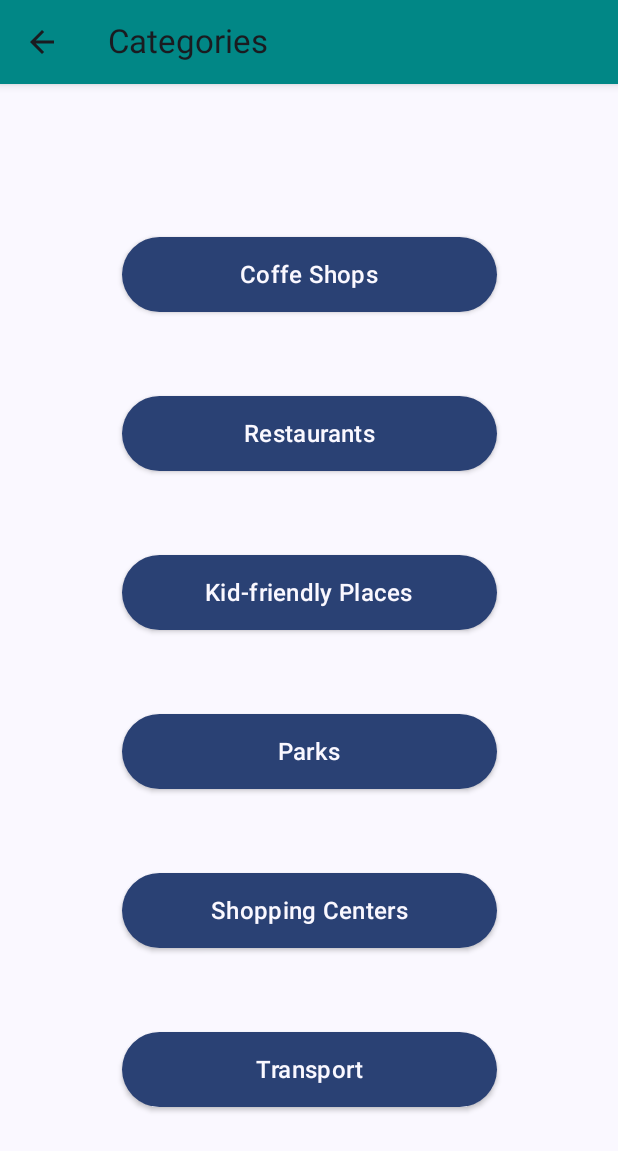
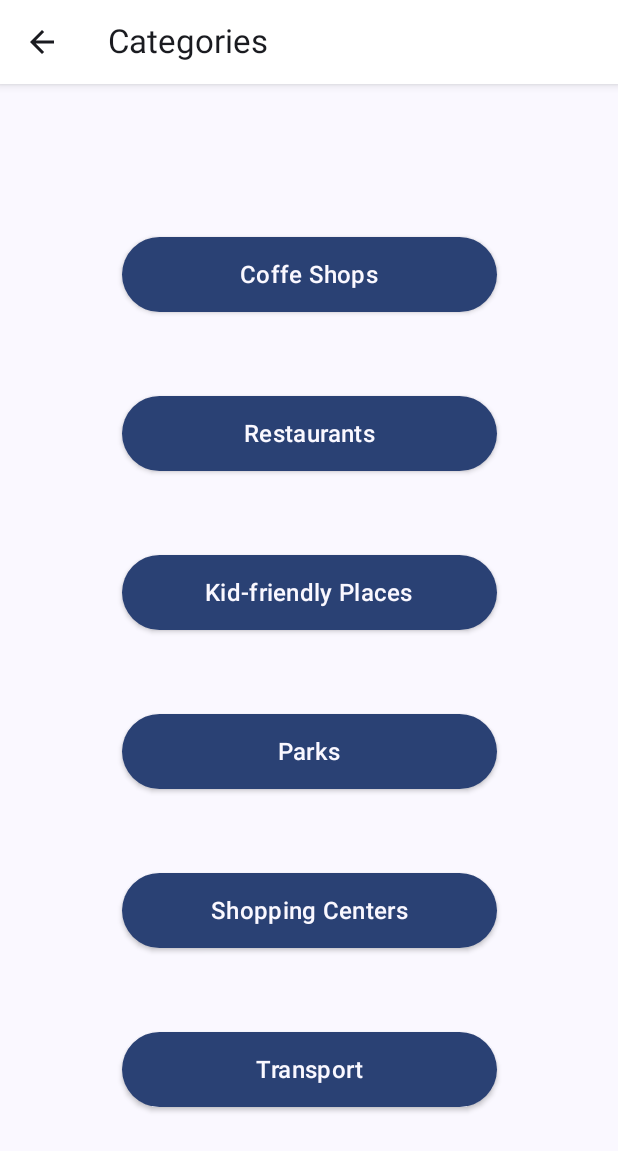
Before and after one commit to Apocalixs-Nick/My-City, an Android app built with Jetpack Compose: the Categories screen opened through its navigation route, on a phone screen of 412 x 824 dp. Shown: the top 1151 px of the screen. Run offline under Robolectric (Android 15) with nearby library versions, the phone set to English and light mode, and no system bars; our stand-ins replace window size class.

Commit message:
Update colors app(dark theme)
Change the color of the app bar based on the phone theme in the dark version

```diff
--- a/app/src/main/java/com/example/mycity/CityScreen.kt
+++ b/app/src/main/java/com/example/mycity/CityScreen.kt
@@ -45,7 +45,7 @@ fun CityAppAppBar(
     modifier: Modifier = Modifier
 ) {
     TopAppBar(
-        backgroundColor = colors.secondaryVariant,
+        backgroundColor = MaterialTheme.colorScheme.onPrimary, //colors.secondaryVariant,
         title = { Text(currentScreenTitle, style = MaterialTheme.typography.titleLarge, color = MaterialTheme.colorScheme.onBackground) },
         modifier = modifier,
         navigationIcon = {
--- a/app/src/main/java/com/example/mycity/ui/test/theme/Color.kt
+++ b/app/src/main/java/com/example/mycity/ui/test/theme/Color.kt
@@ -1,6 +1,9 @@
 package com.example.mycity.ui.test
 
 import androidx.compose.ui.graphics.Color
+
+val Eletric = Color(0xffcdb3ff)
+val DarkEletric = Color(0xff3e00b3)
 
 val Green10 = Color(0xff003314)
 val Green20 = Color(0xff006627)
--- a/app/src/main/res/values-night/themes.xml
+++ b/app/src/main/res/values-night/themes.xml
@@ -2,7 +2,7 @@
 <resources xmlns:tools="http://schemas.android.com/tools">
 
     <style name="Theme.MyCity" parent="android:Theme.Material.Light.NoActionBar">
-        <item name="android:windowBackground">@color/darkgreen</item>
+        <item name="android:windowBackground">@color/darkeletric</item>
         <item name="android:statusBarColor">@color/black</item>
         <item name="android:windowSplashScreenAnimationDuration" tools:targetApi="s">3500</item>
     </style>
--- a/app/src/main/res/values-v23/themes.xml
+++ b/app/src/main/res/values-v23/themes.xml
@@ -2,8 +2,8 @@
 <resources xmlns:tools="http://schemas.android.com/tools">
 
     <style name="Theme.MyCity" parent="android:Theme.Material.Light.NoActionBar">
+        <item name="android:windowBackground">@color/eletric</item>
         <item name="android:statusBarColor">@color/white</item>
-        <item name="android:windowBackground">@color/lightgreen</item>
         <item name="android:windowLightStatusBar">true</item>
         <item name="android:windowSplashScreenAnimationDuration" tools:targetApi="s">3500</item>
     </style>
--- a/app/src/main/res/values/colors.xml
+++ b/app/src/main/res/values/colors.xml
@@ -9,4 +9,6 @@
     <color name="white">#FFFFFFFF</color>
     <color name="lightgreen">#FFb3ffb3</color>
     <color name="darkgreen">#FF001a00</color>
+    <color name="darkeletric">#FF3e00b3</color>
+    <color name="eletric">#FFcdb3ff</color>
 </resources>
```
Also changed, not shown: app/src/main/java/com/example/mycity/ui/test/theme/Theme.kt (+1 -1 lines).
